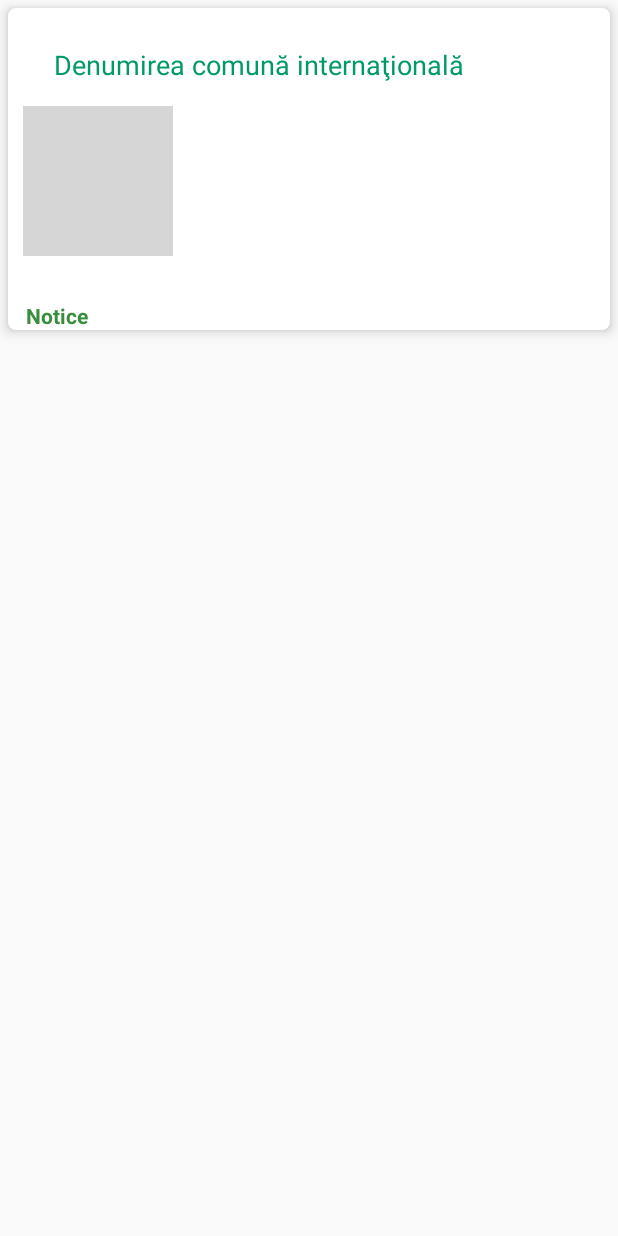
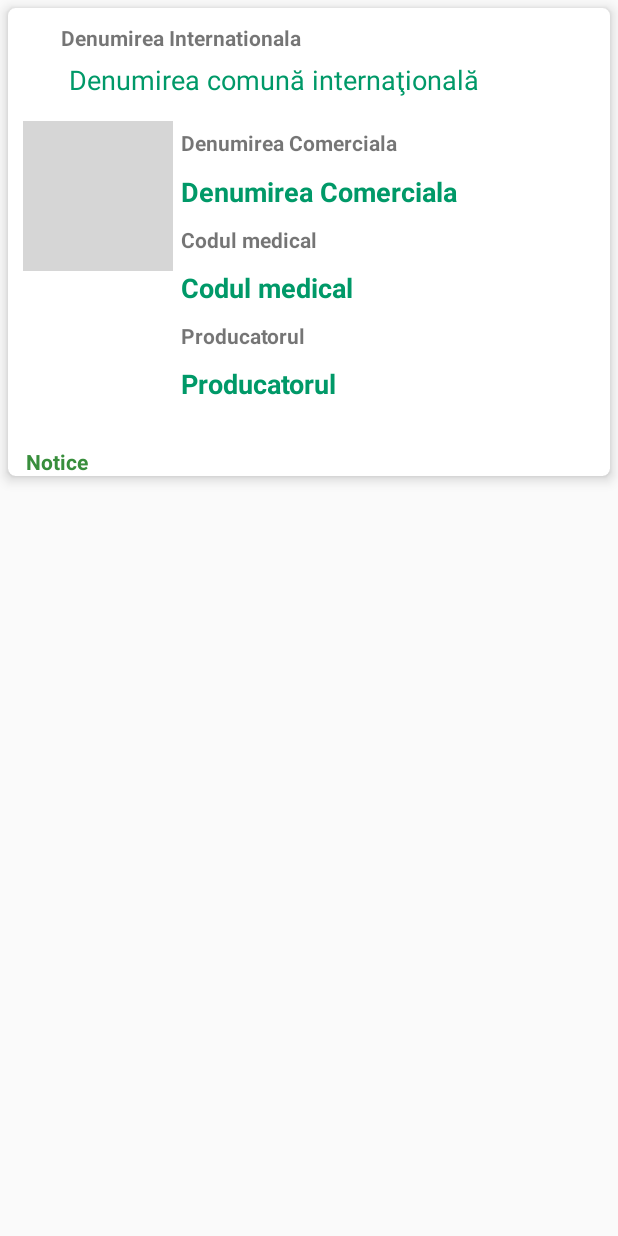
Before and after one commit to androidacvtivity/Level_stat, an Android app: the layout model_cl_med.xml on its own in the app's theme, with its tools: preview values and no code run, on a phone screen of 412 x 824 dp. Run offline under Robolectric (Android 15) with nearby library versions, the phone set to English and light mode, and no system bars; plain views replace MaterialLetterIcon; grey boxes are pictures that could not be loaded.

Commit message:
I modified the file to - Manufacturer.

```diff
--- a/app/src/main/res/layout/activity_dashboard.xml
+++ b/app/src/main/res/layout/activity_dashboard.xml
@@ -485,7 +485,7 @@ din Registrul de stat al unităţilor de drept
 
                 <androidx.cardview.widget.CardView
                     android:layout_width="160dp"
-                    android:layout_height="220dp"
+                    android:layout_height="280dp"
                     android:layout_margin="10dp"
                     android:clickable="true"
                     android:foreground="?android:attr/selectableItemBackground">
--- a/app/src/main/res/layout/model_cl_med.xml
+++ b/app/src/main/res/layout/model_cl_med.xml
@@ -15,13 +15,22 @@
         android:layout_height="match_parent">
 
         <TextView
+            android:id="@+id/mdenumirea_intTxt_m"
+            android:layout_width="wrap_content"
+            android:layout_height="wrap_content"
+            android:layout_gravity="center_horizontal"
+            android:layout_marginStart="35dp"
+            android:layout_marginTop="10dp"
+            android:text="Denumirea Internationala"
+            android:textStyle="bold" />
+        <TextView
             android:id="@+id/mdenumirea_intTxt"
             android:layout_width="wrap_content"
             android:layout_height="wrap_content"
             android:layout_alignParentTop="true"
-            android:layout_marginStart="25dp"
-            android:layout_marginTop="20dp"
-
+            android:layout_marginStart="35dp"
+            android:layout_marginTop="30dp"
+            android:layout_below="@id/mdenumirea_intTxt_m"
             android:padding="5dp"
             android:text="@string/denumirea_int"
             android:textAppearance="?android:attr/textAppearanceMedium"
@@ -31,7 +40,7 @@
             android:id="@+id/mnoticeTxt"
             android:layout_width="wrap_content"
             android:layout_height="wrap_content"
-            android:layout_below="@id/mMaterialLetterIcon_med"
+            android:layout_below="@id/mProducatorulTxt_view"
             android:layout_marginLeft="12dp"
             android:layout_marginTop="30dp"
 
@@ -42,6 +51,92 @@
             android:textColor="@color/darkGreen"
             />
 
+
+        <TextView
+            android:id="@+id/mdenumirea_comercialaTxt_m"
+            android:layout_width="wrap_content"
+            android:layout_height="wrap_content"
+            android:layout_gravity="center_horizontal"
+            android:layout_marginStart="5dp"
+            android:layout_marginTop="80dp"
+            android:text="Denumirea Comerciala"
+            android:layout_toRightOf="@+id/mMaterialLetterIcon_med"
+            android:textStyle="bold" />
+
+
+        <TextView
+            android:id="@+id/mdenumirea_comercialaTxt_View"
+            android:layout_width="wrap_content"
+            android:layout_height="wrap_content"
+            android:layout_gravity="center_horizontal"
+            android:layout_marginStart="5dp"
+            android:layout_marginTop="110dp"
+            android:text="Denumirea Comerciala"
+            android:layout_toRightOf="@+id/mMaterialLetterIcon_med"
+            android:textAppearance="?android:attr/textAppearanceMedium"
+            android:textColor="#009968"
+            android:textStyle="bold" />
+
+
+        <TextView
+            android:id="@+id/mdcodul_medicalTxt"
+            android:layout_width="wrap_content"
+            android:layout_height="wrap_content"
+            android:layout_gravity="center_horizontal"
+            android:layout_marginStart="5dp"
+            android:layout_marginTop="10dp"
+            android:layout_below="@id/mdenumirea_comercialaTxt_View"
+            android:text="Codul medical"
+            android:layout_toRightOf="@+id/mMaterialLetterIcon_med"
+            android:textStyle="bold" />
+
+
+        <TextView
+            android:id="@+id/mdcodul_medicalTxt_view"
+            android:layout_width="wrap_content"
+            android:layout_height="wrap_content"
+            android:layout_gravity="center_horizontal"
+            android:layout_marginStart="5dp"
+            android:layout_marginTop="10dp"
+            android:layout_below="@id/mdcodul_medicalTxt"
+            android:text="Codul medical"
+            android:layout_toRightOf="@+id/mMaterialLetterIcon_med"
+            android:textStyle="bold"
+            android:textAppearance="?android:attr/textAppearanceMedium"
+            android:textColor="#009968"
+
+            />
+
+
+        <TextView
+            android:id="@+id/mproducatorulTxt"
+            android:layout_width="wrap_content"
+            android:layout_height="wrap_content"
+            android:layout_gravity="center_horizontal"
+            android:layout_marginStart="5dp"
+            android:layout_marginTop="10dp"
+            android:layout_below="@id/mdcodul_medicalTxt_view"
+            android:text="Producatorul"
+            android:layout_toRightOf="@+id/mMaterialLetterIcon_med"
+            android:textStyle="bold" />
+
+
+
+        <TextView
+            android:id="@+id/mProducatorulTxt_view"
+            android:layout_width="wrap_content"
+            android:layout_height="wrap_content"
+            android:layout_gravity="center_horizontal"
+            android:layout_marginStart="5dp"
+            android:layout_marginTop="10dp"
+            android:layout_below="@id/mproducatorulTxt"
+            android:text="Producatorul"
+            android:layout_toRightOf="@+id/mMaterialLetterIcon_med"
+            android:textStyle="bold"
+            android:textAppearance="?android:attr/textAppearanceMedium"
+            android:textColor="#009968"
+
+            />
         <com.github.ivbaranov.mli.MaterialLetterIcon
             android:id="@+id/mMaterialLetterIcon_med"
             android:layout_width="@dimen/list_item_avatar_size"
```
Also changed, not shown: app/src/main/java/com/bancusoft/levelstat/Helpers/cl_medicament/MyAdapter_cl_med.java (+84 -1 lines).
